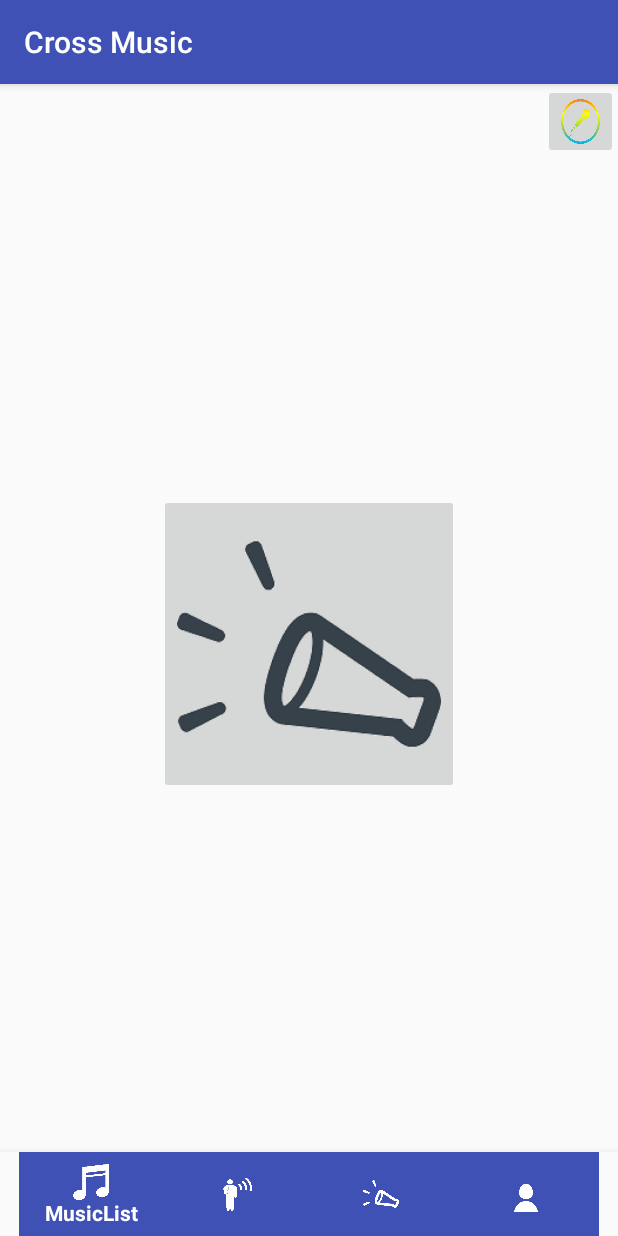
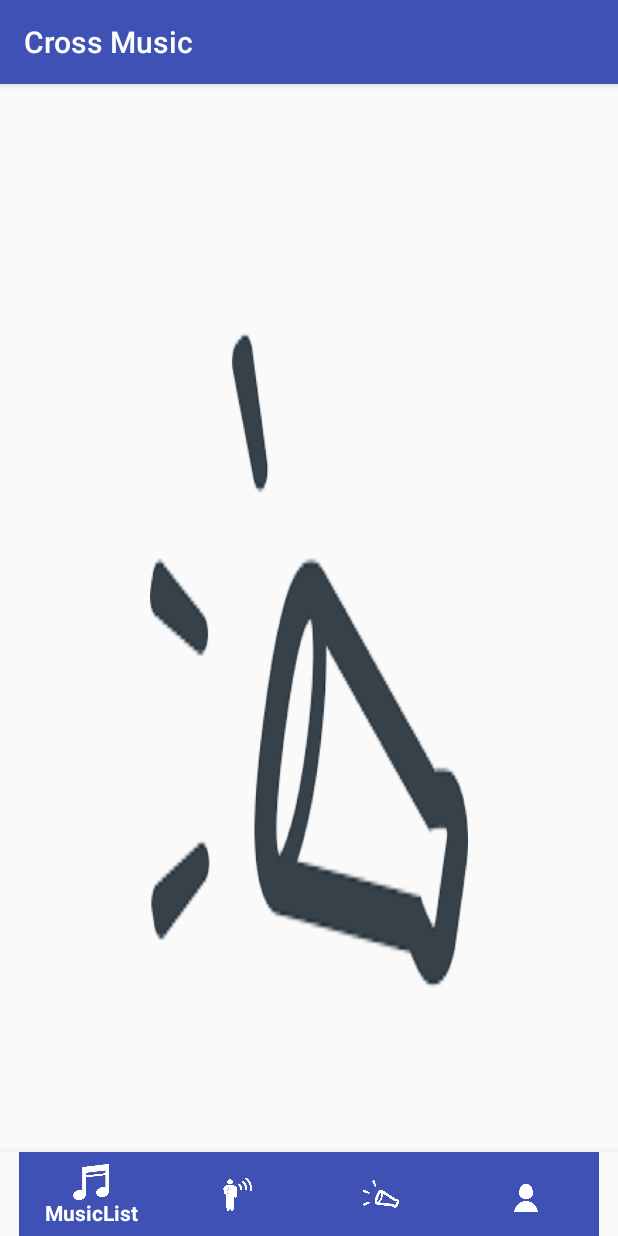
Before and after one commit to yyh-gl/spajam2019-android, an Android app: the fragment CheerFragment placed in its activity, on a phone screen of 412 x 824 dp. Run offline under Robolectric (Android 15) with nearby library versions, the phone set to English and light mode, and no system bars; our stand-ins replace Dagger/Hilt's generated code, RxJava; libraries missing offline, so code that uses them is left out: org.altbeacon.beacon; network calls fail; 3 statements that could not run were skipped.

Commit message:
cheerButtonの実装

```diff
--- a/spajam2019/app/src/main/java/com/isdl/spajam2019/Main/Fragment/Cheer/CheerFragment.java
+++ b/spajam2019/app/src/main/java/com/isdl/spajam2019/Main/Fragment/Cheer/CheerFragment.java
@@ -7,6 +7,7 @@ import android.support.v4.app.Fragment;
 import android.view.LayoutInflater;
 import android.view.View;
 import android.view.ViewGroup;
+import android.widget.ImageButton;
 
 import com.isdl.spajam2019.DI.Component.DaggerActivityComponent;
 import com.isdl.spajam2019.DI.Module.ActivityModule;
@@ -37,6 +38,8 @@ public class CheerFragment extends Fragment implements CheerContract.View {
 
     @Inject
     CheerPresenter cheerPresenter;
+
+    private int like = 0;
 
     public CheerFragment() {
         // Required empty public constructor
@@ -75,7 +78,13 @@ public class CheerFragment extends Fragment implements CheerContract.View {
     public View onCreateView(LayoutInflater inflater, ViewGroup container,
                              Bundle savedInstanceState) {
         // Inflate the layout for this fragment
-        return inflater.inflate(R.layout.fragment_cheer, container, false);
+        View root = inflater.inflate(R.layout.fragment_cheer, container, false);
+        ImageButton buttonCheer = (ImageButton) root.findViewById(R.id.buttonCheer);
+        buttonCheer.setOnClickListener(v -> {
+            cheerPresenter.postLikes(1);
+        });
+
+        return root;
     }
 
     // TODO: Rename method, update argument and hook method into UI event
--- a/spajam2019/app/src/main/java/com/isdl/spajam2019/Services/ApiService.java
+++ b/spajam2019/app/src/main/java/com/isdl/spajam2019/Services/ApiService.java
@@ -1,5 +1,6 @@
 package com.isdl.spajam2019.Services;
 
+import com.isdl.spajam2019.Models.Live;
 import com.isdl.spajam2019.Models.Music;
 import com.isdl.spajam2019.Models.User;
 import com.isdl.spajam2019.Models.UserCrossMusic;
@@ -43,6 +44,9 @@ public interface ApiService {
     @POST("musics/cross")
     Single<List<UserCrossMusic>> postCrossMusic(@Query("sender_id") int senderId, @Query("reciever_id") int recieverId);
 
+    @POST("lives/like/{live_id}")
+    Single<Live> postLike(@Path("live_id") int liveId);
+
     @POST("users")
     Completable postUser(@Body User user);
     // 他に API があればここに並べる
--- a/spajam2019/app/src/main/res/layout/fragment_cheer.xml
+++ b/spajam2019/app/src/main/res/layout/fragment_cheer.xml
@@ -7,19 +7,11 @@
     tools:context=".Main.Fragment.Cheer.CheerFragment">
 
     <ImageButton
-        android:id="@+id/buttonStartLive"
-        android:layout_width="50dp"
-        android:layout_height="50dp"
-        android:scaleType="fitXY"
-        android:src="@drawable/microphone_color"
-        app:layout_constraintEnd_toEndOf="parent"
-        app:layout_constraintTop_toTopOf="parent" />
-
-    <ImageButton
         android:id="@+id/buttonCheer"
-        android:layout_width="200dp"
-        android:layout_height="200dp"
-        android:layout_marginBottom="22dp"
+        android:layout_width="match_parent"
+        android:layout_height="match_parent"
+        android:background="@null"
+        android:padding="100dp"
         android:scaleType="fitXY"
         android:src="@drawable/cheer"
         app:layout_constraintBottom_toBottomOf="parent"
```
Also changed, not shown: spajam2019/app/src/main/java/com/isdl/spajam2019/Main/Fragment/Cheer/CheerPresenter.java (+26 -1 lines), spajam2019/app/src/main/java/com/isdl/spajam2019/Models/Live.java (added, +130 -0 lines).
